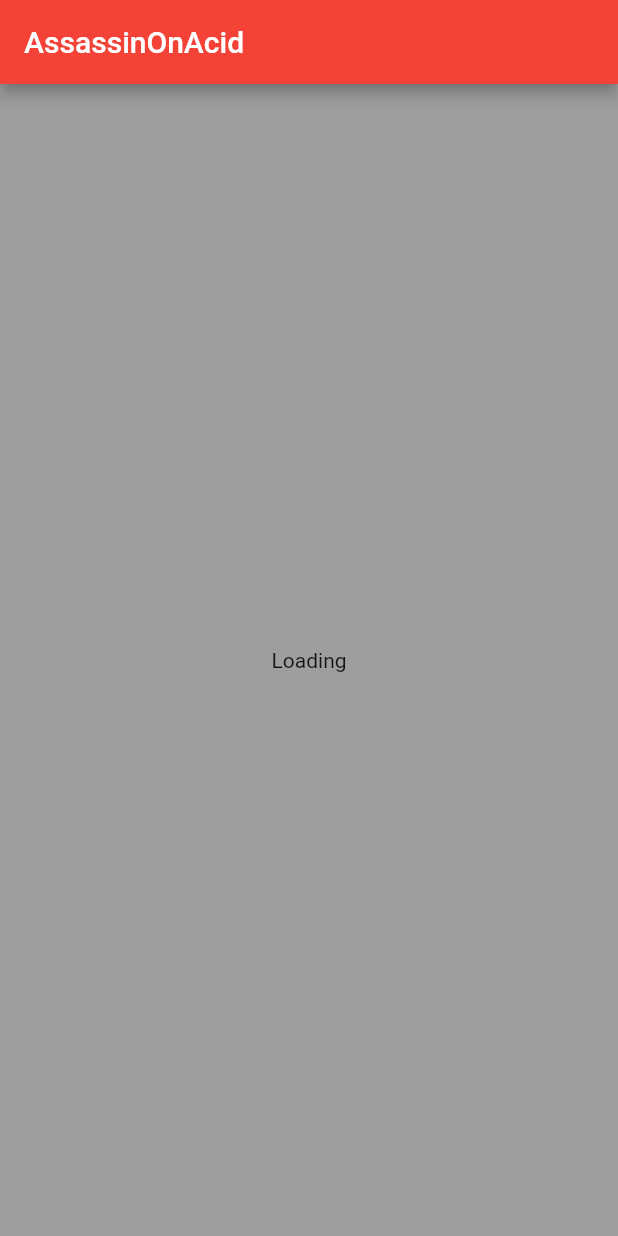
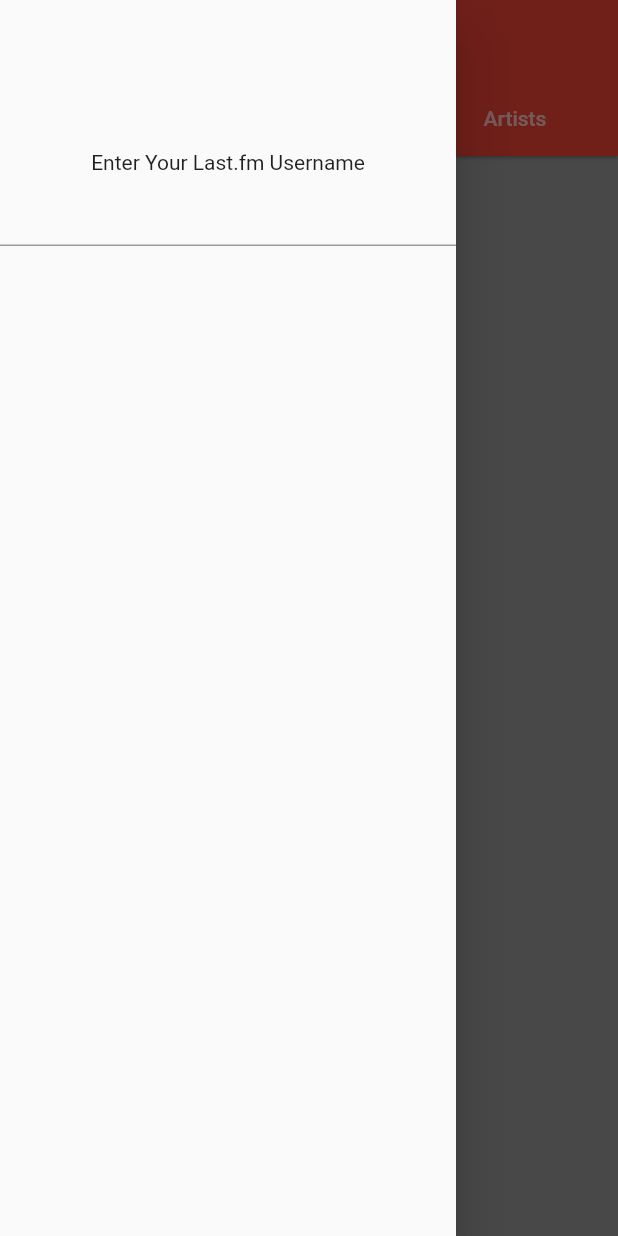
Before and after one commit to MohammedMujtabaAsif/lastfm_app, a Flutter app: the screen it shows after launch, with the side drawer open (before the commit the screen has no drawer), on a phone screen of 412 x 824 dp. Run offline on Flutter 3.47's test engine with Material 2 defaults, Android fonts, the phone set to English and light mode, and no system bars; network calls fail.

```diff
--- a/lib/main.dart
+++ b/lib/main.dart
@@ -1,5 +1,5 @@
 import 'package:flutter/material.dart';
-import 'package:last_fm/stats.dart';
+import 'package:last_fm/tabview.dart';
 
 void main() => runApp(MyApp());
 
@@ -12,7 +12,7 @@ class MyApp extends StatelessWidget {
 
         primarySwatch: Colors.red,
       ),
-      home: StatsPage(username: 'AssassinOnAcid'),
+      home: TabViewPage(),
     );
   }
 }
--- a/lib/stats.dart
+++ b/lib/stats.dart
@@ -6,8 +6,9 @@ import 'package:last_fm/api.dart';
 
 class StatsPage extends StatefulWidget {
   final String username;
+  final String mode;
 
-  const StatsPage({Key key, this.username}) : super(key: key);
+  const StatsPage({Key key, this.username, this.mode}) : super(key: key);
 
   @override
   _StatsPageState createState() => _StatsPageState();
@@ -28,15 +29,20 @@ class _StatsPageState extends State<StatsPage> {
   }
 
   _getTopSongs() async {
-    var results = await _lastfmApi.getTopSongsAsList("AssassinOnAcid");
-    // _results.add(results);
-    // print(results + "end of results");
-    print("type:");
-    print(results.runtimeType);
+    var results;
+
+    if (widget.mode.contains("albums")) {
+      results = await _lastfmApi.getTopAlbumsAsList(widget.username.toString());
+    } else if (widget.mode.contains("songs")) {
+      results = await _lastfmApi.getTopSongsAsList(widget.username.toString());
+    } else if (widget.mode.contains("artists")) {
+      results =
+          await _lastfmApi.getTopArtistsAsList(widget.username.toString());
+    }
+    // results = await _lastfmApi.getTopAlbumsAsList(widget.username.toString());
     setState(() {
       _results.add(results);
     });
-    print("Complete?");
   }
 
   @override
@@ -48,10 +54,6 @@ class _StatsPageState extends State<StatsPage> {
   @override
   Widget build(BuildContext context) {
     return new Scaffold(
-      appBar: AppBar(
-        backgroundColor: Colors.red,
-        title: Text(widget.username),
-      ),
       body: StreamBuilder(
           stream: _results.stream,
           builder: (context, snapshot) {
@@ -66,9 +68,10 @@ class _StatsPageState extends State<StatsPage> {
                             itemBuilder: (BuildContext context, int index) {
                               return Container(
                                 padding: EdgeInsets.fromLTRB(5.0, 10.0, 5.0, 0),
-                              child: Text(snapshot.data[index].parent));
-                        },
-                      ))
+                                child: Text(snapshot.data[index].child),
+                              );
+                            }),
+                      )
                     ],
                   ),
                   onRefresh: () => _getTopSongs());
@@ -79,7 +82,9 @@ class _StatsPageState extends State<StatsPage> {
                   child: Text(
                       snapshot.hasData == true && snapshot.data.length == 0
                           ? "No Data"
-                              : "Loading")));
+                          : "Loading"),
+                ),
+              );
             }
           }),
     );
--- /dev/null
+++ b/lib/tabview.dart
@@ -0,0 +1,70 @@
+import 'package:flutter/cupertino.dart';
+import 'package:flutter/material.dart';
+import 'package:last_fm/stats.dart';
+
+class TabViewPage extends StatefulWidget {
+  _TabViewPageState createState() => _TabViewPageState();
+}
+
+class _TabViewPageState extends State<TabViewPage>
+    with SingleTickerProviderStateMixin {
+  String username = "aqibasif";
+  TabController _tabController;
+  TextEditingController _textEditingController;
+
+  @override
+  void initState() {
+    super.initState();
+    _tabController = new TabController(length: 3, vsync: this);
+    _textEditingController = new TextEditingController();
+  }
+
+  @override
+  Widget build(BuildContext context) {
+    return Material(
+        child: SafeArea(
+            top: true,
+            child: new Scaffold(
+              appBar: AppBar(
+                elevation: 1,
+                title: Text(username),
+                bottom: new TabBar(
+                  controller: _tabController,
+                  tabs: [
+                    Tab(icon: Text("Albums")),
+                    Tab(icon: Text("Songs")),
+                    Tab(icon: Text("Artists")),
+                  ],
+                ),
+              ),
+              drawer: Drawer(
+                  child: Container(
+                      padding: EdgeInsets.only(top: 100),
+                      child: Column(
+                        children: <Widget>[
+                          Text("Enter Your Last.fm Username"),
+                          TextFormField(
+                            controller: _textEditingController,
+                            onChanged: (String value) {
+                              username = value;
+                            },
+                          )
+                        ],
+                      ))),
+              body: TabBarView(controller: _tabController, children: [
+                StatsPage(
+                  username: this.username,
+                  mode: "albums",
+                ),
+                StatsPage(
+                  username: this.username,
+                  mode: "songs",
+                ),
+                StatsPage(
+                  username: this.username,
+                  mode: "artists",
+                )
+              ]),
+            )));
+  }
+}
```
Also changed, not shown: lib/api.dart (+105 -11 lines). Lines whose indentation alone changed are shown as unchanged.
